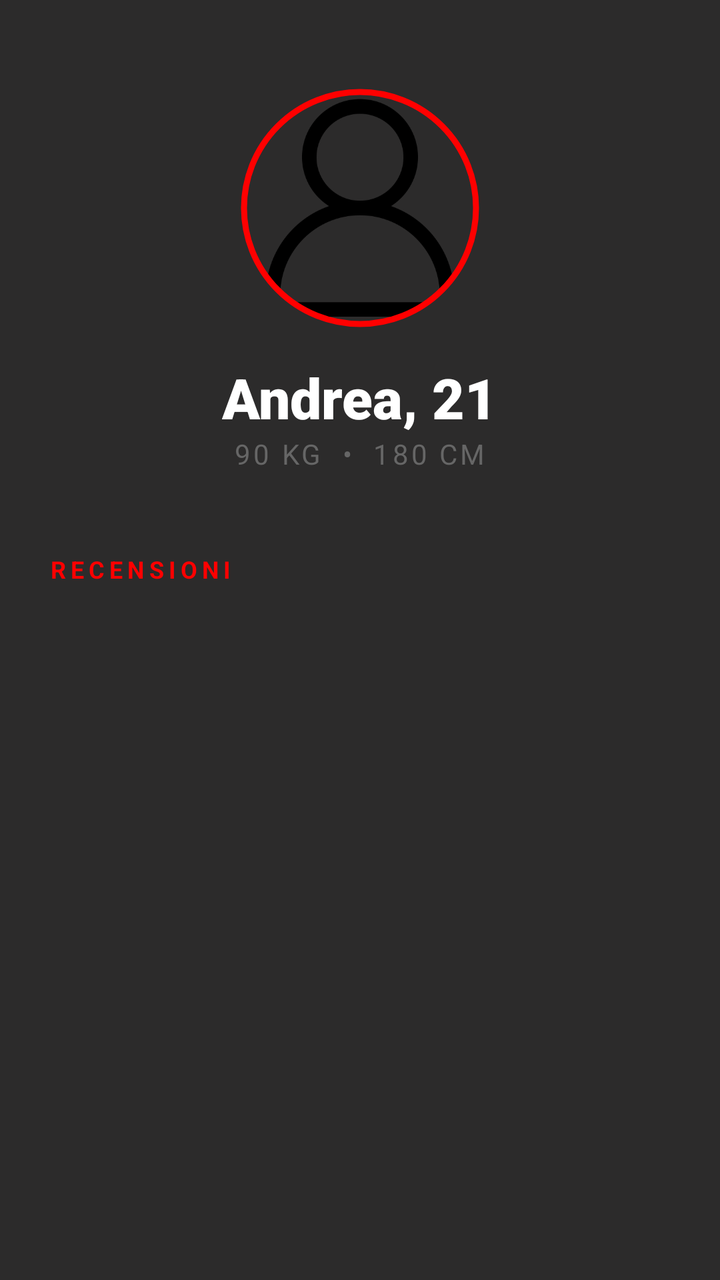
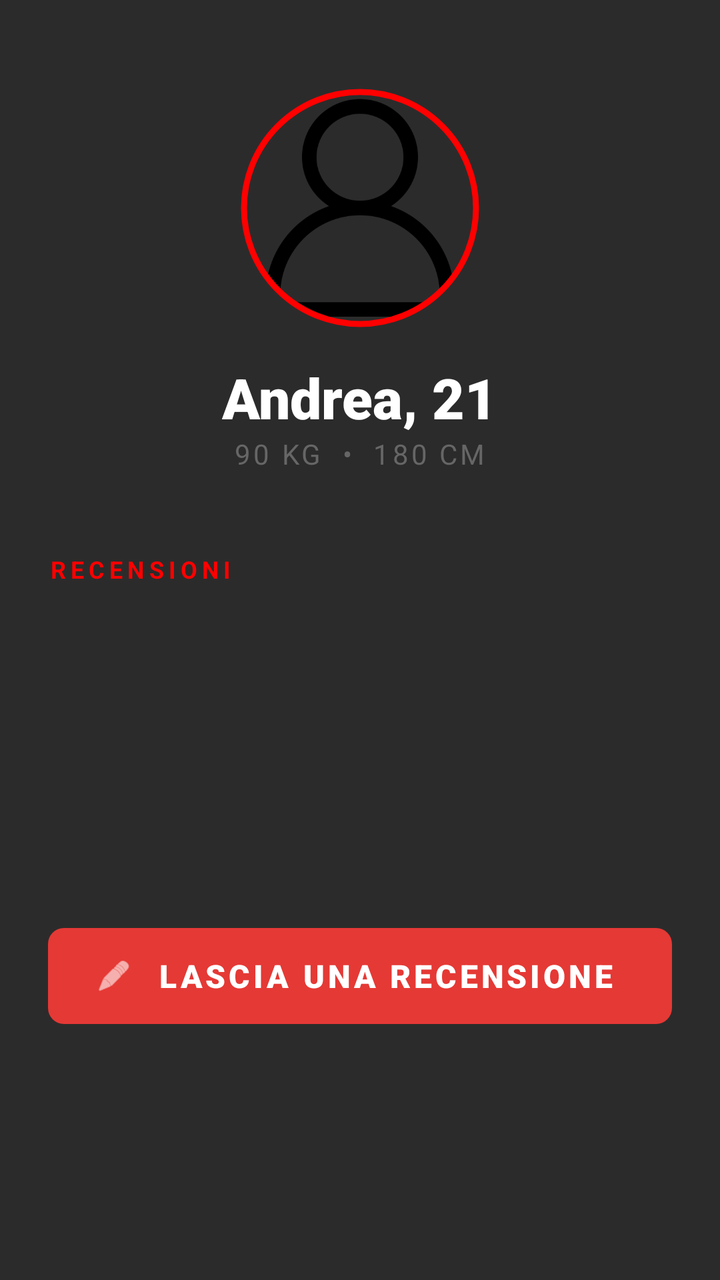

Compare the two renders of this Android layout. The source of the first and the diff that turns it into the second are given below.
<!-- AndroidManifest.xml: application theme Theme.FightHub -->
<!-- res/layout/fragment_main_profilo_avversario.xml -->
<?xml version="1.0" encoding="utf-8"?>
<androidx.constraintlayout.widget.ConstraintLayout xmlns:android="http://schemas.android.com/apk/res/android"
    xmlns:app="http://schemas.android.com/apk/res-auto"
    xmlns:tools="http://schemas.android.com/tools"
    android:layout_width="match_parent"
    android:layout_height="match_parent"
    android:background="#2C2B2B"
    android:padding="24dp">


    
    <com.google.android.material.imageview.ShapeableImageView
        android:id="@+id/ivProfilo"
        android:layout_width="120dp"
        android:layout_height="120dp"
        android:layout_marginTop="20dp"
        android:scaleType="centerCrop"
        android:padding="2dp"
        android:src="@drawable/icona_profilo_navbar"
        app:layout_constraintEnd_toEndOf="parent"
        app:layout_constraintStart_toStartOf="parent"
        app:layout_constraintTop_toTopOf="parent"
        app:shapeAppearanceOverlay="@style/CircleImage"
        app:strokeColor="#FF0000"
        app:strokeWidth="3dp" />

    
    <TextView
        android:id="@+id/tvNomeEta"
        android:layout_width="wrap_content"
        android:layout_height="wrap_content"
        android:layout_marginTop="16dp"
        android:text="Andrea, 21"
        android:textColor="#FFFFFF"
        android:textSize="28sp"
        android:fontFamily="sans-serif-black"
        app:layout_constraintEnd_toEndOf="parent"
        app:layout_constraintStart_toStartOf="parent"
        app:layout_constraintTop_toBottomOf="@id/ivProfilo" />

    
    <TextView
        android:id="@+id/tvPesoAltezza"
        android:layout_width="wrap_content"
        android:layout_height="wrap_content"
        android:text="90 KG  •  180 CM"
        android:textColor="#666666"
        android:textSize="14sp"
        android:letterSpacing="0.1"
        app:layout_constraintEnd_toEndOf="parent"
        app:layout_constraintStart_toStartOf="parent"
        app:layout_constraintTop_toBottomOf="@id/tvNomeEta" />

    <TextView
        android:id="@+id/tvRecensioniTitolo"
        android:layout_width="wrap_content"
        android:layout_height="wrap_content"
        android:layout_marginTop="40dp"
        android:text="RECENSIONI"
        android:textColor="#FF0000"
        android:textSize="12sp"
        android:textStyle="bold"
        android:letterSpacing="0.2"
        app:layout_constraintStart_toStartOf="parent"
        app:layout_constraintTop_toBottomOf="@id/tvPesoAltezza" />

    
    <androidx.recyclerview.widget.RecyclerView
        android:id="@+id/rvRecensioni"
        android:layout_width="match_parent"
        android:layout_height="0dp"
        android:layout_marginTop="8dp"
        app:layout_constraintBottom_toBottomOf="parent"
        app:layout_constraintTop_toBottomOf="@id/tvRecensioniTitolo" />


</androidx.constraintlayout.widget.ConstraintLayout>
<!-- resources referenced by this layout -->
<resources>
  <!-- drawable icona_profilo_navbar: png bitmap (drawable, 12185 bytes) -->
  <style name="CircleImage">
          <item name="cornerSize">50%</item>
      </style>
  <style name="Theme.FightHub" parent="Base.Theme.FightHub" />
  <style name="Base.Theme.FightHub" parent="Theme.Material3.DayNight.NoActionBar">
          
          
      </style>
</resources>

<!-- the commit's change to res/layout/fragment_main_profilo_avversario.xml (unified diff, before → after) -->
@@ -7,8 +7,6 @@
     android:background="#2C2B2B"
     android:padding="24dp">
 
-
-    
     <com.google.android.material.imageview.ShapeableImageView
         android:id="@+id/ivProfilo"
         android:layout_width="120dp"
@@ -24,7 +22,6 @@
         app:strokeColor="#FF0000"
         app:strokeWidth="3dp" />
 
-    
     <TextView
         android:id="@+id/tvNomeEta"
         android:layout_width="wrap_content"
@@ -38,7 +35,6 @@
         app:layout_constraintStart_toStartOf="parent"
         app:layout_constraintTop_toBottomOf="@id/ivProfilo" />
 
-    
     <TextView
         android:id="@+id/tvPesoAltezza"
         android:layout_width="wrap_content"
@@ -64,14 +60,35 @@
         app:layout_constraintStart_toStartOf="parent"
         app:layout_constraintTop_toBottomOf="@id/tvPesoAltezza" />
 
-    
     <androidx.recyclerview.widget.RecyclerView
         android:id="@+id/rvRecensioni"
         android:layout_width="match_parent"
         android:layout_height="0dp"
         android:layout_marginTop="8dp"
+        android:layout_marginBottom="8dp"
+        app:layout_constraintBottom_toTopOf="@id/btnLasciaRecensione"
+        app:layout_constraintTop_toBottomOf="@id/tvRecensioniTitolo"
+        app:layout_constraintEnd_toEndOf="parent"
+        app:layout_constraintStart_toStartOf="parent" />
+
+    <com.google.android.material.button.MaterialButton
+        android:id="@+id/btnLasciaRecensione"
+        android:layout_width="match_parent"
+        android:layout_height="56dp"
+        android:layout_marginBottom="100dp"
+        android:text="LASCIA UNA RECENSIONE"
+        android:textColor="#FFFFFF"
+        android:textSize="16sp"
+        android:fontFamily="sans-serif-black"
+        android:letterSpacing="0.1"
+        app:backgroundTint="#E53935"
+        app:cornerRadius="8dp"
+        app:icon="@android:drawable/ic_menu_edit"
+        app:iconTint="#FFFFFF"
+        app:iconPadding="8dp"
+        app:elevation="4dp"
         app:layout_constraintBottom_toBottomOf="parent"
-        app:layout_constraintTop_toBottomOf="@id/tvRecensioniTitolo" />
-
+        app:layout_constraintEnd_toEndOf="parent"
+        app:layout_constraintStart_toStartOf="parent" />
 
 </androidx.constraintlayout.widget.ConstraintLayout>
